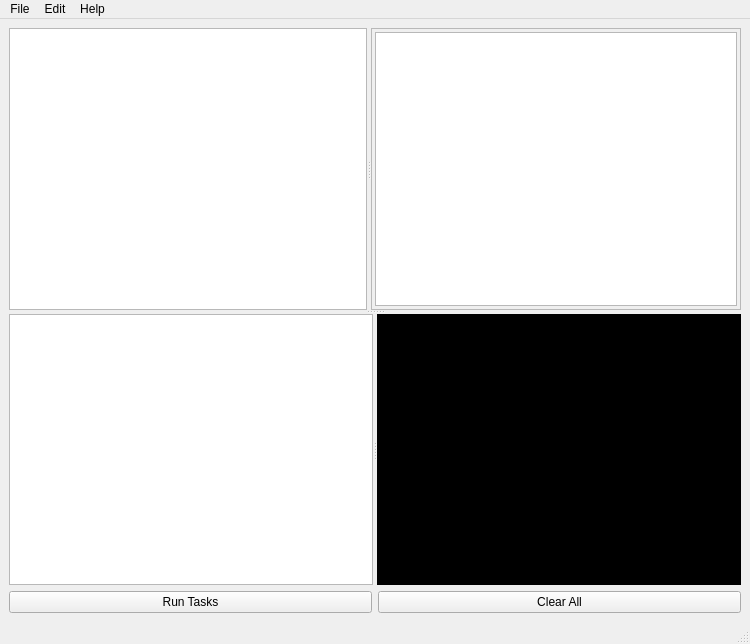
The window that main.ui (vuxuanhoa95/LayoutBatch) describes before a commit, drawn with Qt 5.
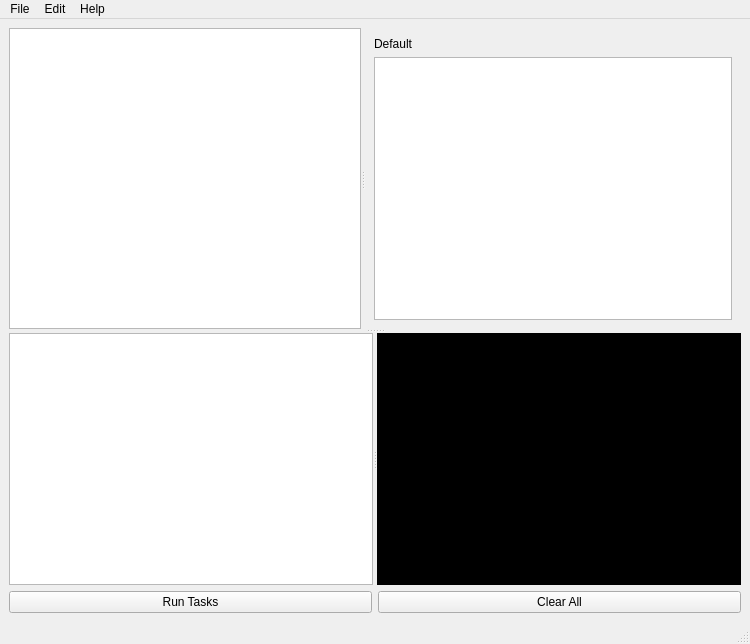
The same window after the commit. Custom widgets are drawn as their Qt base class.

Patch:
```diff
--- a/main.ui
+++ b/main.ui
@@ -11,7 +11,7 @@
    </rect>
   </property>
   <property name="windowTitle">
-   <string>Batch Export FBX</string>
+   <string>Layout Previz Tasks</string>
   </property>
   <widget class="QWidget" name="centralwidget">
    <layout class="QVBoxLayout" name="verticalLayout">
@@ -32,44 +32,25 @@
          <bool>false</bool>
         </property>
        </widget>
-       <widget class="QScrollArea" name="scrollArea">
-        <property name="widgetResizable">
-         <bool>true</bool>
+       <widget class="QStackedWidget" name="stackedWidget">
+        <property name="currentIndex">
+         <number>0</number>
         </property>
-        <widget class="QWidget" name="scrollAreaWidgetContents">
-         <property name="geometry">
-          <rect>
-           <x>0</x>
-           <y>0</y>
-           <width>230</width>
-           <height>271</height>
-          </rect>
-         </property>
+        <widget class="QWidget" name="default">
          <layout class="QVBoxLayout" name="verticalLayout_2">
-          <property name="spacing">
-           <number>3</number>
-          </property>
-          <property name="leftMargin">
-           <number>3</number>
-          </property>
-          <property name="topMargin">
-           <number>3</number>
-          </property>
-          <property name="rightMargin">
-           <number>3</number>
-          </property>
-          <property name="bottomMargin">
-           <number>3</number>
-          </property>
           <item>
-           <widget class="DragList" name="lw_files"/>
+           <widget class="QLabel" name="label">
+            <property name="text">
+             <string>Default</string>
+            </property>
+           </widget>
           </item>
           <item>
-           <layout class="QVBoxLayout" name="verticalLayout_3">
-            <property name="spacing">
-             <number>3</number>
+           <widget class="DragList" name="lw_files">
+            <property name="selectionMode">
+             <enum>QAbstractItemView::ExtendedSelection</enum>
             </property>
-           </layout>
+           </widget>
           </item>
          </layout>
         </widget>
```
